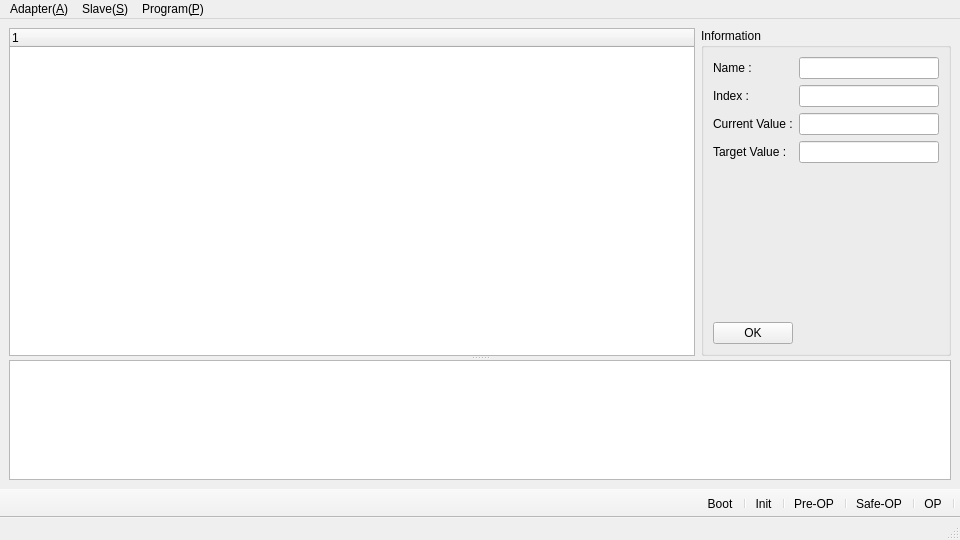
First picture: the form in mainwindow.ui, repository IDLEtranger/EasyMaster, before the edit.
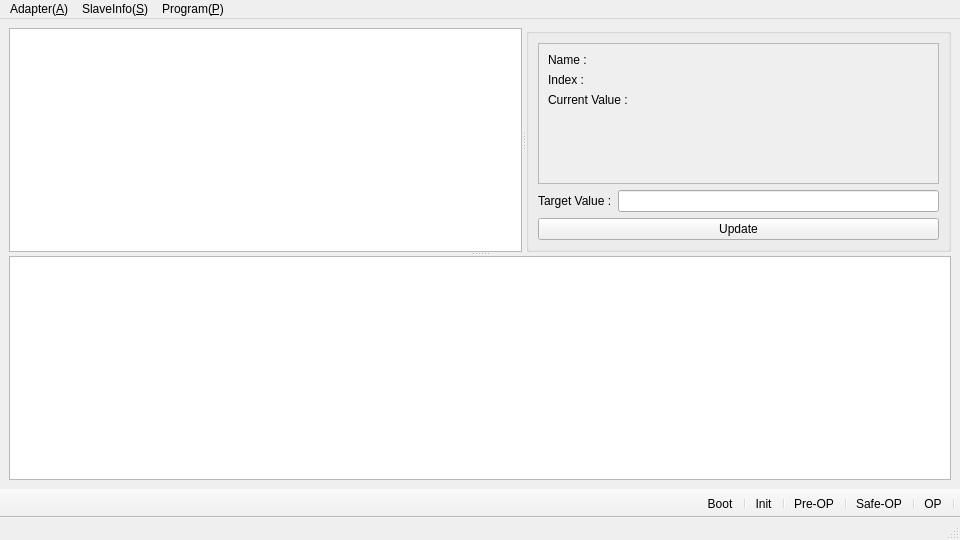
Second picture: the form after the edit. Icons and pictures are not drawn. Custom widgets are drawn as their Qt base class.

Patch:
```diff
--- a/mainwindow.ui
+++ b/mainwindow.ui
@@ -20,29 +20,50 @@
       <property name="orientation">
        <enum>Qt::Vertical</enum>
       </property>
-      <widget class="QWidget" name="layoutWidget">
-       <layout class="QHBoxLayout" name="horizontalLayout">
-        <item>
-         <widget class="QTreeWidget" name="treeSlaves">
-          <column>
-           <property name="text">
-            <string notr="true">1</string>
-           </property>
-          </column>
-         </widget>
-        </item>
-        <item>
+      <widget class="QSplitter" name="splitter_horizontal">
+       <property name="orientation">
+        <enum>Qt::Horizontal</enum>
+       </property>
+       <widget class="CustomTreeView" name="tree_slaves">
+        <property name="sizePolicy">
+         <sizepolicy hsizetype="Expanding" vsizetype="Expanding">
+          <horstretch>0</horstretch>
+          <verstretch>0</verstretch>
+         </sizepolicy>
+        </property>
+       </widget>
          <widget class="QGroupBox" name="groupBox">
+        <property name="sizePolicy">
+         <sizepolicy hsizetype="Preferred" vsizetype="Preferred">
+          <horstretch>0</horstretch>
+          <verstretch>0</verstretch>
+         </sizepolicy>
+        </property>
           <property name="maximumSize">
            <size>
-            <width>250</width>
-            <height>1666254</height>
+          <width>16777215</width>
+          <height>16777215</height>
            </size>
           </property>
           <property name="title">
-           <string>Information</string>
-          </property>
-          <layout class="QFormLayout" name="formLayout">
+         <string/>
+        </property>
+        <layout class="QGridLayout" name="gridLayout">
+         <item row="0" column="0" colspan="2">
+          <widget class="QScrollArea" name="scrollArea">
+           <property name="widgetResizable">
+            <bool>true</bool>
+           </property>
+           <widget class="QWidget" name="scrollAreaWidgetContents">
+            <property name="geometry">
+             <rect>
+              <x>0</x>
+              <y>0</y>
+              <width>402</width>
+              <height>132</height>
+             </rect>
+            </property>
+            <layout class="QFormLayout" name="formLayout_2">
            <item row="0" column="0">
             <widget class="QLabel" name="label_name">
              <property name="text">
@@ -51,7 +72,11 @@
             </widget>
            </item>
            <item row="0" column="1">
-            <widget class="QLineEdit" name="lineEdit_name"/>
+              <widget class="QLabel" name="label_name_v">
+               <property name="text">
+                <string/>
+               </property>
+              </widget>
            </item>
            <item row="1" column="0">
             <widget class="QLabel" name="label_index">
@@ -61,7 +86,11 @@
             </widget>
            </item>
            <item row="1" column="1">
-            <widget class="QLineEdit" name="lineEdit_index"/>
+              <widget class="QLabel" name="label_index_v">
+               <property name="text">
+                <string/>
+               </property>
+              </widget>
            </item>
            <item row="2" column="0">
             <widget class="QLabel" name="label_current_value">
@@ -71,48 +100,47 @@
             </widget>
            </item>
            <item row="2" column="1">
-            <widget class="QLineEdit" name="lineEdit_current_value"/>
-           </item>
-           <item row="3" column="0">
-            <widget class="QLabel" name="label_target_value">
+              <widget class="QLabel" name="label_current_value_v">
+               <property name="text">
+                <string/>
+               </property>
+              </widget>
+             </item>
+            </layout>
+           </widget>
+          </widget>
+         </item>
+         <item row="1" column="0">
+          <widget class="QLabel" name="label_target">
              <property name="text">
               <string>Target Value :</string>
              </property>
             </widget>
            </item>
-           <item row="3" column="1">
-            <widget class="QLineEdit" name="lineEdit_target_value"/>
-           </item>
-           <item row="5" column="0">
-            <widget class="QPushButton" name="pushButton">
+         <item row="1" column="1">
+          <widget class="QLineEdit" name="lineEdit_target_v"/>
+         </item>
+         <item row="2" column="0" colspan="2">
+          <widget class="QPushButton" name="button_updata">
              <property name="text">
-              <string>OK</string>
+            <string>Update</string>
              </property>
             </widget>
            </item>
-           <item row="4" column="0">
-            <spacer name="verticalSpacer">
-             <property name="orientation">
-              <enum>Qt::Vertical</enum>
-             </property>
-             <property name="sizeHint" stdset="0">
-              <size>
-               <width>20</width>
-               <height>40</height>
-              </size>
-             </property>
-            </spacer>
-           </item>
-          </layout>
-         </widget>
-        </item>
-       </layout>
+        </layout>
+       </widget>
       </widget>
       <widget class="QTextBrowser" name="Info_Browser">
+       <property name="sizePolicy">
+        <sizepolicy hsizetype="Expanding" vsizetype="Expanding">
+         <horstretch>0</horstretch>
+         <verstretch>0</verstretch>
+        </sizepolicy>
+       </property>
        <property name="maximumSize">
         <size>
          <width>16777215</width>
-         <height>120</height>
+         <height>500</height>
         </size>
        </property>
       </widget>
@@ -135,9 +163,9 @@
     </property>
     <addaction name="actionScan_Adapter"/>
    </widget>
-   <widget class="StayOpenMenu" name="menuSlave_S">
+   <widget class="QMenu" name="menuSlave_S">
     <property name="title">
-     <string>Slave(&amp;S)</string>
+     <string>SlaveInfo(&amp;S)</string>
     </property>
    </widget>
    <widget class="QMenu" name="menuProgram_P">
@@ -241,7 +269,12 @@
   <customwidget>
    <class>StayOpenMenu</class>
    <extends>QMenu</extends>
-   <header location="global">stayopenmenu.h</header>
+   <header>stayopenmenu.h</header>
+  </customwidget>
+  <customwidget>
+   <class>CustomTreeView</class>
+   <extends>QTreeView</extends>
+   <header>customtreeview.h</header>
   </customwidget>
  </customwidgets>
  <resources>
```
Left out of the diff: 8 changed lines with no effect on the pictures. Lines whose indentation alone changed are shown as unchanged.
